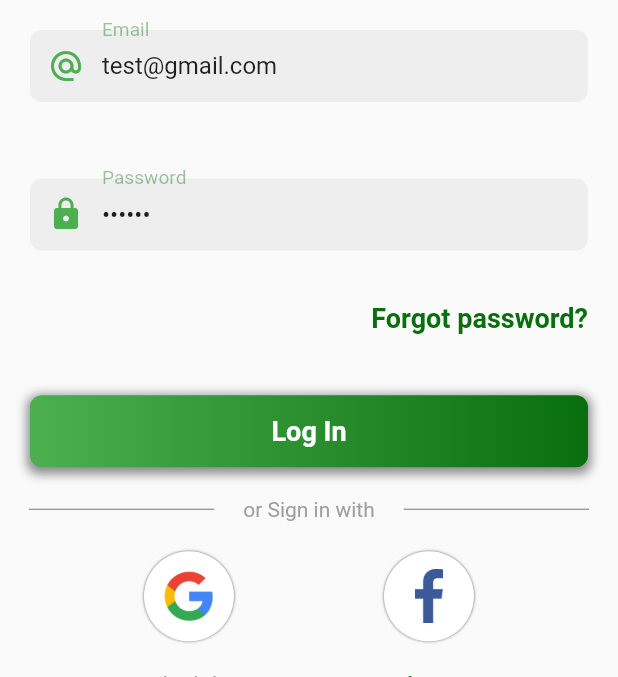
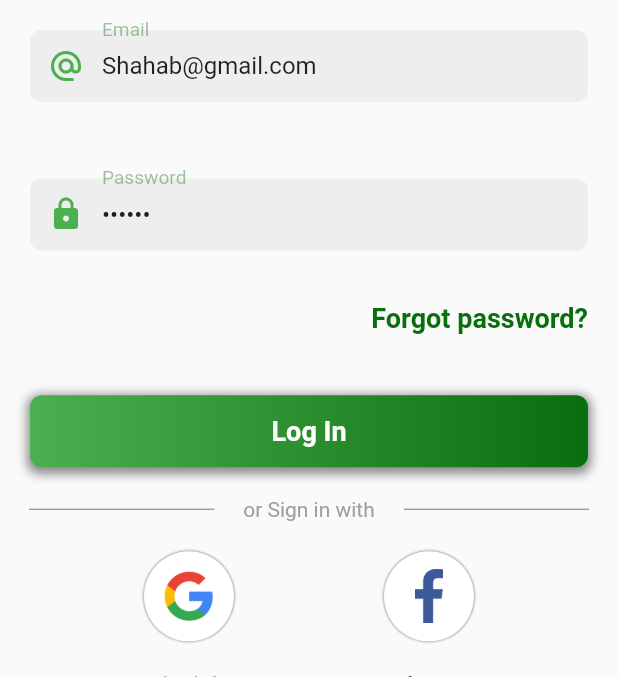
Before and after one commit to IamShahabAlam/Online-Store, a Flutter app: the screen it shows after launch, after a tap on "Log In", on a phone screen of 412 x 824 dp, the part 287-964 px from its top. Run offline on Flutter 3.47's test engine with Material 2 defaults, Android fonts, the light colour scheme and no system bars; our stand-ins replace animated_splash_screen, carousel_slider, cloud_firestore, curved_navigation_bar, firebase_auth, firebase_core and 3 more; missing offline and left inert: clippy_flutter, comment_box, favorite_button, pimp_my_button; accounts and stored records are empty; network calls fail.

Commit message:
Initial Commit

```diff
--- a/lib/screens/login.dart
+++ b/lib/screens/login.dart
@@ -10,7 +10,7 @@ import 'register.dart';
 class Login extends StatelessWidget {
   @override
 
-  final TextEditingController emailController = TextEditingController(text: "test@gmail.com");
+  final TextEditingController emailController = TextEditingController(text: "Shahab@gmail.com");
   final TextEditingController passwordController = TextEditingController(text: "qwerty");
 
   Widget build(BuildContext context) {
--- a/lib/screens/register.dart
+++ b/lib/screens/register.dart
@@ -24,9 +24,6 @@ class Register extends StatelessWidget {
       FirebaseAuth auth = FirebaseAuth.instance;
       FirebaseFirestore db = FirebaseFirestore.instance;
 
-      // final FirebaseUser user = await auth.currentUser();
-      final User users = auth.currentUser;
-      final uid = users.uid;
 
       final String username = usernameController.text;
       final String email = emailController.text;
--- a/pubspec.yaml
+++ b/pubspec.yaml
@@ -41,8 +41,6 @@ dependencies:
   curved_navigation_bar: ^1.0.1
   url_launcher: ^5.7.10
   cupertino_icons: ^1.0.5
-  firebase_messaging: ^6.0.16
-  flutter_local_notifications: ^4.0.1+2
   flutter_rating_bar: ^3.2.0+1
   comment_box: ^0.0.15
   favorite_button: ^0.0.4
```
Also changed, not shown: lib/main.dart (+0 -97 lines), lib/screens/profile.dart (+6 -6 lines), pubspec.lock.
